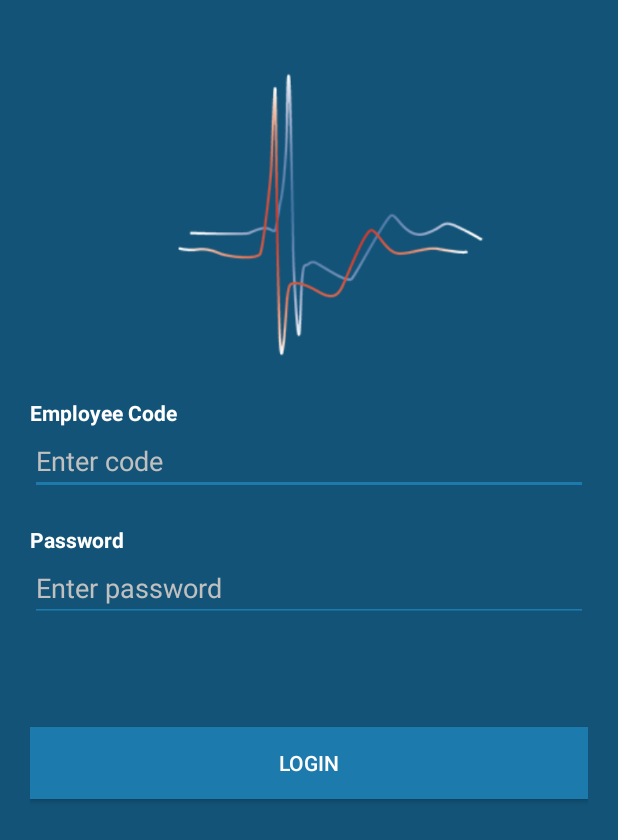
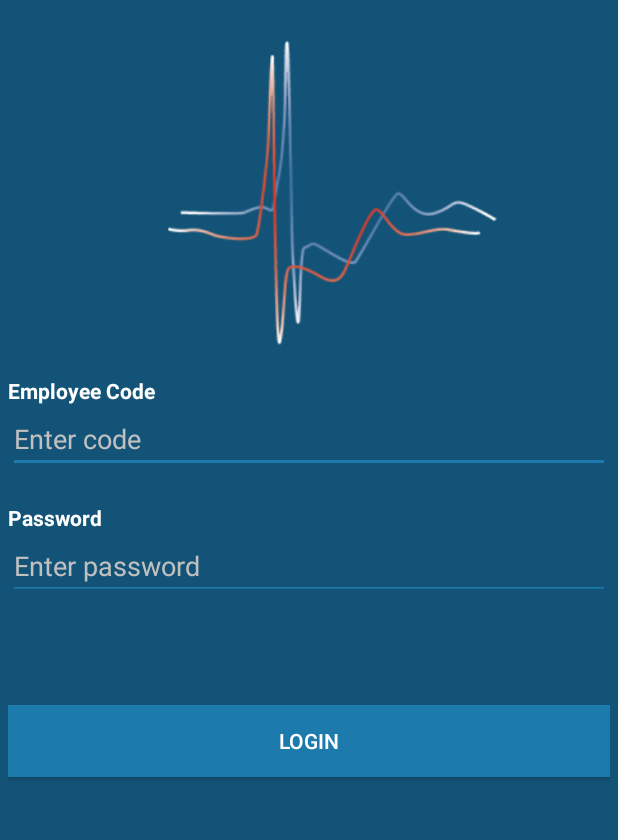
Before and after one commit to MughalMirza/Patient_Monitoring_System, an Android app: the layout login.xml on its own in the app's theme, with its tools: preview values and no code run, on a phone screen of 412 x 824 dp. Shown: the top 840 px of the screen. Run offline under Robolectric (Android 15) with nearby library versions, the phone set to English and light mode, and no system bars.

Commit message:
login textview data not getting,,, issue still not solved

```diff
--- a/app/src/main/res/layout/login.xml
+++ b/app/src/main/res/layout/login.xml
@@ -13,7 +13,7 @@
     android:layout_height="match_parent"
     android:orientation="vertical"
     android:background="@color/theme"
-    android:padding="20dp">
+    android:padding="5dp">
 
 
     <android.support.v7.widget.AppCompatImageView
@@ -23,7 +23,7 @@
         android:layout_gravity="center"
         android:src="@drawable/ecg_logo"/>
 
-    <android.support.v7.widget.AppCompatTextView
+    <TextView
         android:id="@+id/textcode"
         android:layout_width="match_parent"
         android:layout_height="wrap_content"
@@ -31,17 +31,18 @@
         android:textStyle="bold"
         android:text="Employee Code"/>
 
-    <android.support.design.widget.TextInputEditText
+    <EditText
         android:id="@+id/editcode"
         android:layout_width="match_parent"
         android:layout_height="wrap_content"
         android:textColor="@color/white"
         android:textColorHint="@color/hint"
         android:backgroundTint="@color/content"
+        android:inputType="number"
         android:hint="Enter code"/>
 
 
-    <android.support.v7.widget.AppCompatTextView
+    <TextView
         android:id="@+id/textpass"
         android:layout_width="match_parent"
         android:layout_height="wrap_content"
@@ -50,7 +51,7 @@
         android:layout_marginTop="20dp"
         android:text="Password"/>
 
-    <android.support.design.widget.TextInputEditText
+    <EditText
         android:id="@+id/editpass"
         android:layout_width="match_parent"
         android:layout_height="wrap_content"
@@ -59,7 +60,7 @@
         android:backgroundTint="@color/content"
         android:hint="Enter password"/>
 
-    <android.support.v7.widget.AppCompatButton
+    <Button
         android:id="@+id/login"
         android:layout_width="match_parent"
         android:layout_height="wrap_content"
```
Also changed, not shown: app/src/main/java/com/example/ahmad/fyp/MainActivity.java (+14 -6 lines), app/src/main/java/com/example/ahmad/fyp/login.java (+23 -0 lines).
